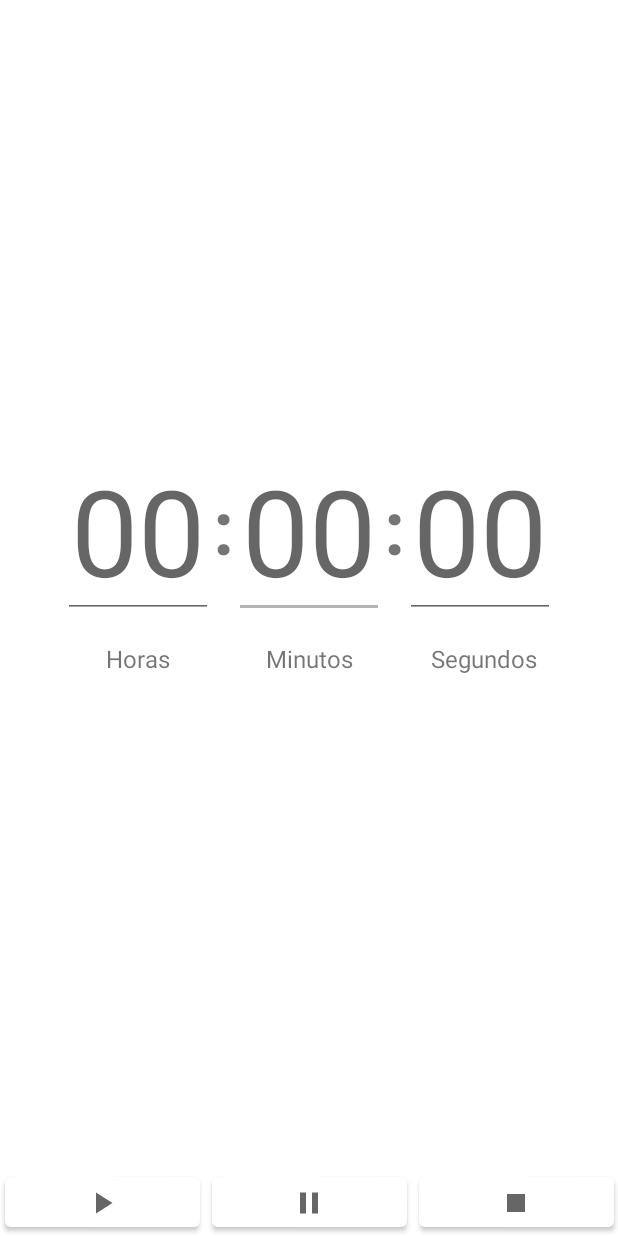
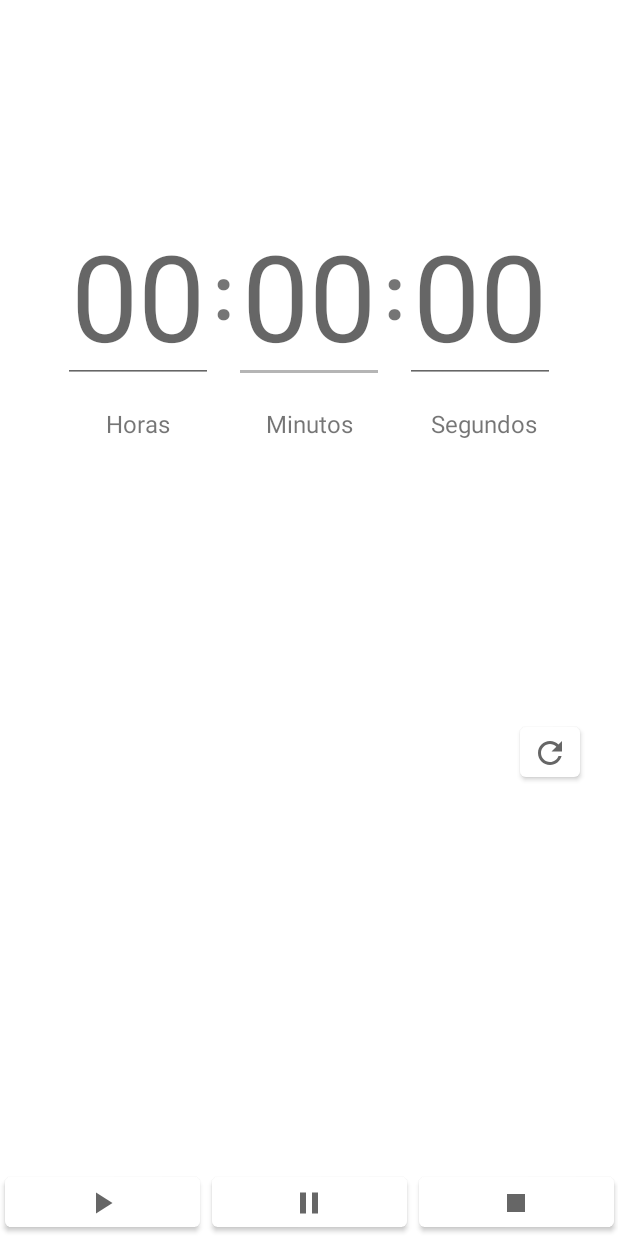
Before and after one commit to Ander-RL/Chronos, an Android app: the layout fragment_tab_crono.xml on its own in the app's theme, with its tools: preview values and no code run, on a phone screen of 412 x 824 dp. Run offline under Robolectric (Android 15) with nearby library versions, the phone set to English and light mode, and no system bars.

Commit message:
Tabla historial cronos

```diff
--- a/app/src/main/java/arl/chronos/database/AlarmaDAO.java
+++ b/app/src/main/java/arl/chronos/database/AlarmaDAO.java
@@ -45,5 +45,4 @@ public interface AlarmaDAO {
     @Query("SELECT * FROM alarma_unica_tabla ORDER BY hora DESC")
     LiveData<List<AlarmaUnica>> getTodasAlarmasUnicas();
 
-
 }
--- a/app/src/main/java/arl/chronos/database/BaseDatos.java
+++ b/app/src/main/java/arl/chronos/database/BaseDatos.java
@@ -11,14 +11,16 @@ import androidx.sqlite.db.SupportSQLiteDatabase;
 
 import arl.chronos.classes.Alarma;
 import arl.chronos.classes.AlarmaUnica;
+import arl.chronos.classes.Crono;
 
-@Database(entities = {Alarma.class, AlarmaUnica.class}, version = 1, exportSchema = false)
+@Database(entities = {Alarma.class, AlarmaUnica.class, Crono.class}, version = 1, exportSchema = false)
 public abstract class BaseDatos extends RoomDatabase{
 
     // Singleton. Solo se puede instanciar una vez.
     private static BaseDatos instance;
     // Metodo Getter abstracto;
     public abstract AlarmaDAO alarmaDAO(); // El codigo de este metodo es autogenerado por Room en el metodo que construye el singleton de la base de datos (getInstance).
+    public abstract CronoDAO cronoDAO();
 
     // Solo un hilo por vez puede acceder a este metodo.
     public static synchronized BaseDatos getInstance(Context context){
--- /dev/null
+++ b/app/src/main/res/drawable/ic_refresh.xml
@@ -0,0 +1,10 @@
+<vector xmlns:android="http://schemas.android.com/apk/res/android"
+    android:width="24dp"
+    android:height="24dp"
+    android:viewportWidth="24"
+    android:viewportHeight="24"
+    android:tint="?attr/colorControlNormal">
+  <path
+      android:fillColor="@android:color/white"
+      android:pathData="M17.65,6.35C16.2,4.9 14.21,4 12,4c-4.42,0 -7.99,3.58 -7.99,8s3.57,8 7.99,8c3.73,0 6.84,-2.55 7.73,-6h-2.08c-0.82,2.33 -3.04,4 -5.65,4 -3.31,0 -6,-2.69 -6,-6s2.69,-6 6,-6c1.66,0 3.14,0.69 4.22,1.78L13,11h7V4l-2.35,2.35z"/>
+</vector>
--- a/app/src/main/res/layout/fragment_tab_crono.xml
+++ b/app/src/main/res/layout/fragment_tab_crono.xml
@@ -11,7 +11,7 @@
         android:layout_width="wrap_content"
         android:layout_height="wrap_content"
         android:orientation="horizontal"
-        app:layout_constraintGuide_percent="0.5" />
+        app:layout_constraintGuide_percent="0.31" />
 
     <EditText
         android:id="@+id/et_crono_min"
@@ -135,4 +135,29 @@
         app:layout_constraintBaseline_toBaselineOf="@+id/btn_crono_pause"
         app:layout_constraintEnd_toStartOf="@+id/btn_crono_pause" />
 
+    <TextView
+        android:id="@+id/tv_crono"
+        android:layout_width="match_parent"
+        android:layout_height="0dp"
+        android:padding="25dp"
+        android:scrollbars="vertical"
+        android:textSize="20sp"
+        android:layout_marginEnd="75dp"
+        app:layout_constraintStart_toStartOf="parent"
+        app:layout_constraintBottom_toTopOf="@id/btn_crono_pause"
+        app:layout_constraintTop_toBottomOf="@id/tv_crono_min"
+        tools:layout_editor_absoluteX="100dp" />
+
+    <com.google.android.material.button.MaterialButton
+        android:id="@+id/btn_crono_reset"
+        android:layout_width="40dp"
+        android:layout_height="45dp"
+        android:drawableBottom="@drawable/ic_refresh"
+        app:layout_constraintBottom_toTopOf="@id/btn_crono_stop"
+        app:layout_constraintEnd_toEndOf="parent"
+        app:layout_constraintHorizontal_bias="0.285"
+        app:layout_constraintStart_toEndOf="@id/tv_crono"
+        app:layout_constraintTop_toBottomOf="@id/tv_crono_seg"
+        app:layout_constraintVertical_bias="0.421" />
+
 </androidx.constraintlayout.widget.ConstraintLayout>
```
Also changed, not shown: app/src/main/java/arl/chronos/classes/Crono.java (added, +40 -0 lines), app/src/main/java/arl/chronos/database/CronoDAO.java (added, +27 -0 lines), app/src/main/java/arl/chronos/database/MyViewModel.java (+10 -0 lines), app/src/main/java/arl/chronos/database/Repositorio.java (+60 -0 lines), app/src/main/java/arl/chronos/fragments/TabFragmentCrono.java (+42 -0 lines).
